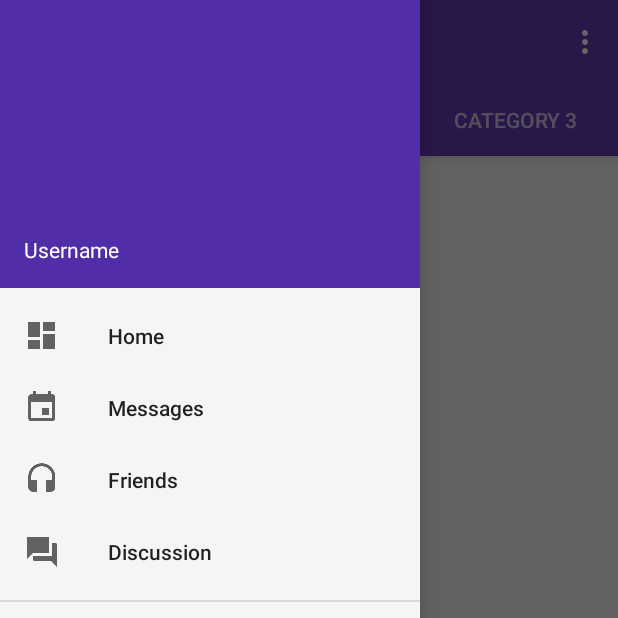
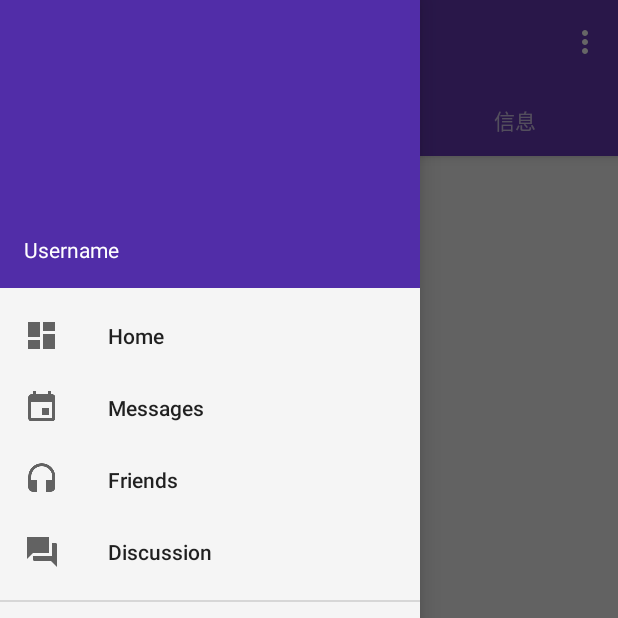
Before and after one commit to ChoicesWang/DesignDemo, an Android app: the screen it shows after launch (MainActivity), with the side drawer open, on a phone screen of 412 x 824 dp, the top half of it. Run offline under Robolectric (Android 15) with nearby library versions, the phone set to English and light mode, and no system bars; libraries missing offline, so code that uses them is left out: com.facebook.drawee, com.facebook.imagepipeline, com.squareup.okhttp; pictures from the network do not load; 3 statements that could not run were skipped.

Commit message:
优化 添加注释 修改bug

```diff
--- a/app/src/main/java/com/support/design/CheeseDetailActivity.java
+++ b/app/src/main/java/com/support/design/CheeseDetailActivity.java
@@ -28,6 +28,10 @@ import android.view.MenuItem;
 import com.facebook.drawee.view.SimpleDraweeView;
 
 
+/**
+ * 详情页
+ * @author choices
+ */
 public class CheeseDetailActivity extends AppCompatActivity {
 
     public static final String EXTRA_NAME = "cheese_name";
--- a/app/src/main/java/com/support/design/CheeseListFragment.java
+++ b/app/src/main/java/com/support/design/CheeseListFragment.java
@@ -38,6 +38,10 @@ import java.util.HashMap;
 import java.util.List;
 import java.util.Random;
 
+/**
+ * 列表页
+ * @author choices
+ */
 public class CheeseListFragment extends Fragment {
 
     @Nullable
--- a/app/src/main/java/com/support/design/MainActivity.java
+++ b/app/src/main/java/com/support/design/MainActivity.java
@@ -55,8 +55,10 @@ public class MainActivity extends AppCompatActivity {
         setSupportActionBar(toolbar);
 
         final ActionBar ab = getSupportActionBar();
-        ab.setHomeAsUpIndicator(R.drawable.ic_menu);
-        ab.setDisplayHomeAsUpEnabled(true);
+        if (ab != null) {
+            ab.setHomeAsUpIndicator(R.drawable.ic_menu);
+            ab.setDisplayHomeAsUpEnabled(true);
+        }
 
         mDrawerLayout = (DrawerLayout) findViewById(R.id.drawer_layout);
 
@@ -66,8 +68,11 @@ public class MainActivity extends AppCompatActivity {
         }
 
         ViewPager viewPager = (ViewPager) findViewById(R.id.viewpager);
+        TabLayout tabLayout = (TabLayout) findViewById(R.id.tabs);
+
         if (viewPager != null) {
             setupViewPager(viewPager);
+            tabLayout.setupWithViewPager(viewPager);
         }
 
         FloatingActionButton fab = (FloatingActionButton) findViewById(R.id.fab);
@@ -79,8 +84,6 @@ public class MainActivity extends AppCompatActivity {
             }
         });
 
-        TabLayout tabLayout = (TabLayout) findViewById(R.id.tabs);
-        tabLayout.setupWithViewPager(viewPager);
     }
 
     @Override
@@ -101,9 +104,9 @@ public class MainActivity extends AppCompatActivity {
 
     private void setupViewPager(ViewPager viewPager) {
         Adapter adapter = new Adapter(getSupportFragmentManager());
-        adapter.addFragment(new CheeseListFragment(), "Category 1");
-        adapter.addFragment(new CheeseListFragment(), "Category 2");
-        adapter.addFragment(new CheeseListFragment(), "Category 3");
+        adapter.addFragment(new CheeseListFragment(), "资讯");
+        adapter.addFragment(new CheeseListFragment(), "相册");
+        adapter.addFragment(new CheeseListFragment(), "信息");
         viewPager.setAdapter(adapter);
     }
 
--- a/app/src/main/java/com/support/design/MyApplication.java
+++ b/app/src/main/java/com/support/design/MyApplication.java
@@ -23,7 +23,7 @@ public class MyApplication extends Application {
             Flog.plant(tree);
         }
 
-
+        //配置Fresco
         ImagePipelineConfig config = OkHttpImagePipelineConfigFactory
                 .newBuilder(this, new OkHttpClient())
                 .build();
```
Also changed, not shown: 1 other file.
